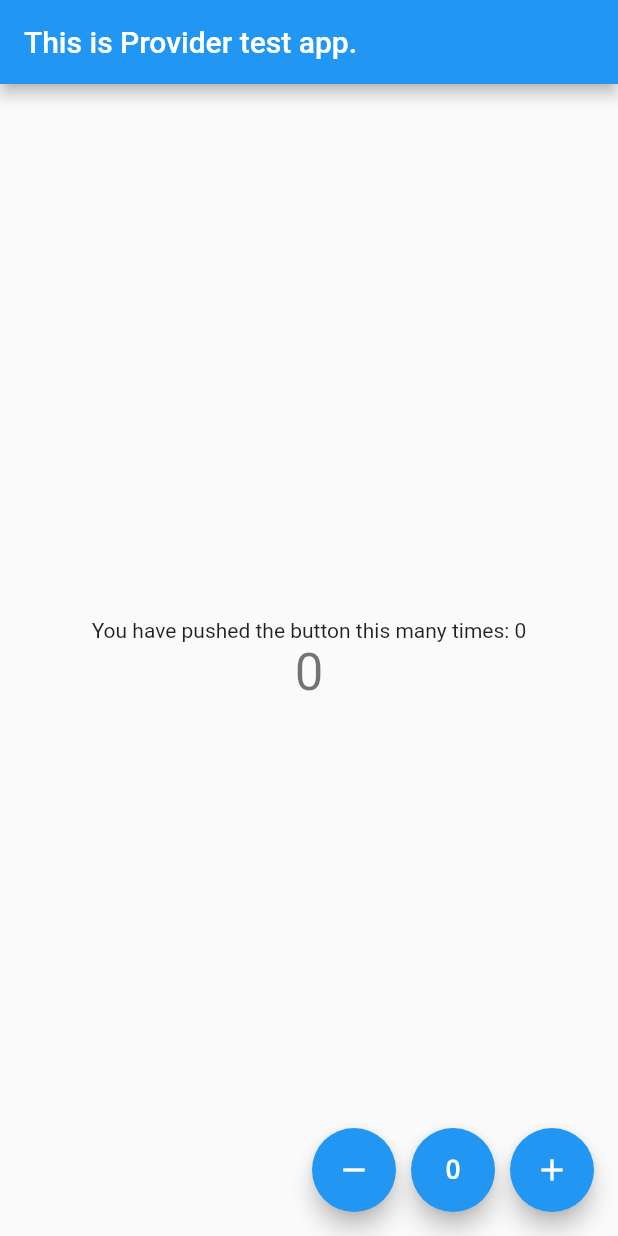
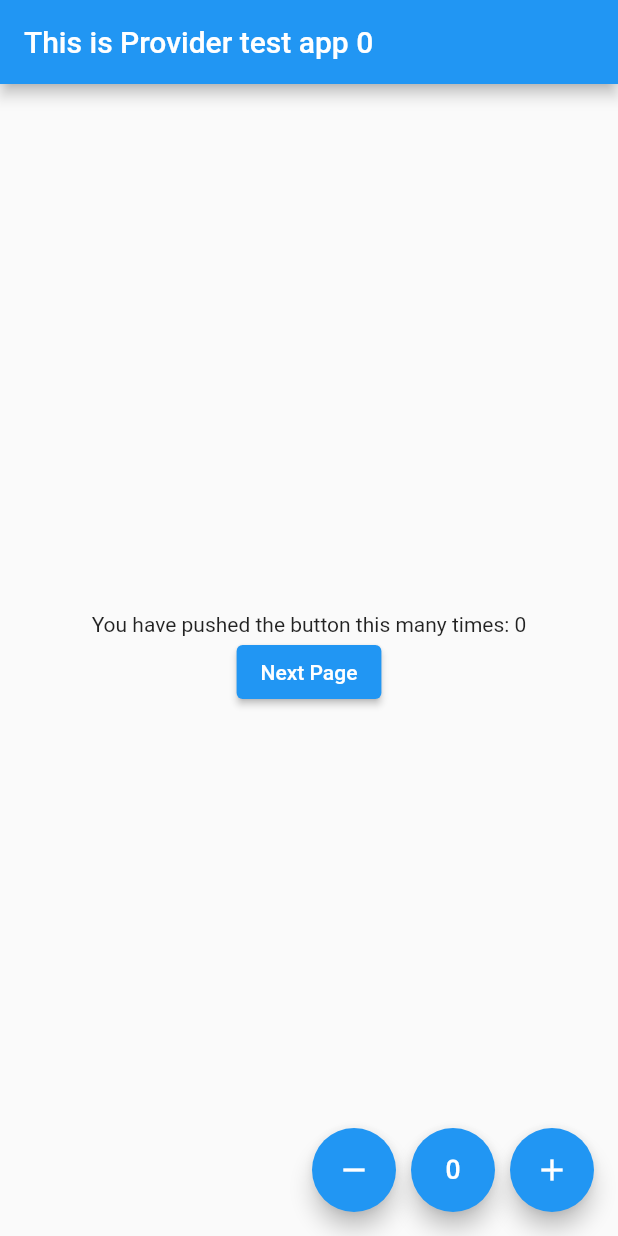
Before and after one commit to NNJio/FlutterLab_Provider, a Flutter app: the screen it shows after launch, on a phone screen of 412 x 824 dp. Run offline on Flutter 3.47's test engine with Material 2 defaults, Android fonts, the phone set to English and light mode, and no system bars.

Commit message:
[ADD] Modular Package

```diff
--- a/lib/screens/home.dart
+++ b/lib/screens/home.dart
@@ -3,9 +3,7 @@ import 'package:provider/provider.dart';
 import 'package:provider1/providers/counter_provider.dart';
 
 class MyHomePage extends StatefulWidget {
-  MyHomePage();
-
-
+  const MyHomePage({super.key});
 
   @override
   State<MyHomePage> createState() => _MyHomePageState();
@@ -16,7 +14,8 @@ class _MyHomePageState extends State<MyHomePage> {
   Widget build(BuildContext context) {
     return Scaffold(
       appBar: AppBar(
-        title: const Text('This is Provider test app.'),
+        title:
+            Text('This is Provider test app ${context.watch<Counter>().count}'),
       ),
       body: Center(
         child: Column(
@@ -25,7 +24,10 @@ class _MyHomePageState extends State<MyHomePage> {
             Text(
               'You have pushed the button this many times: ${context.watch<Counter>().count}',
             ),
-            const Count(),
+            ElevatedButton(
+              onPressed: () {},
+              child: const Text('Next Page'),
+            )
           ],
         ),
       ),
--- a/pubspec.yaml
+++ b/pubspec.yaml
@@ -36,6 +36,8 @@ dependencies:
   # Use with the CupertinoIcons class for iOS style icons.
   cupertino_icons: ^1.0.2
   provider: ^6.0.4
+  flutter_modular: ^5.0.3
+
 dev_dependencies:
   flutter_test:
     sdk: flutter
```
Also changed, not shown: lib/screens/second_page.dart (+29 -3 lines), pubspec.lock.
